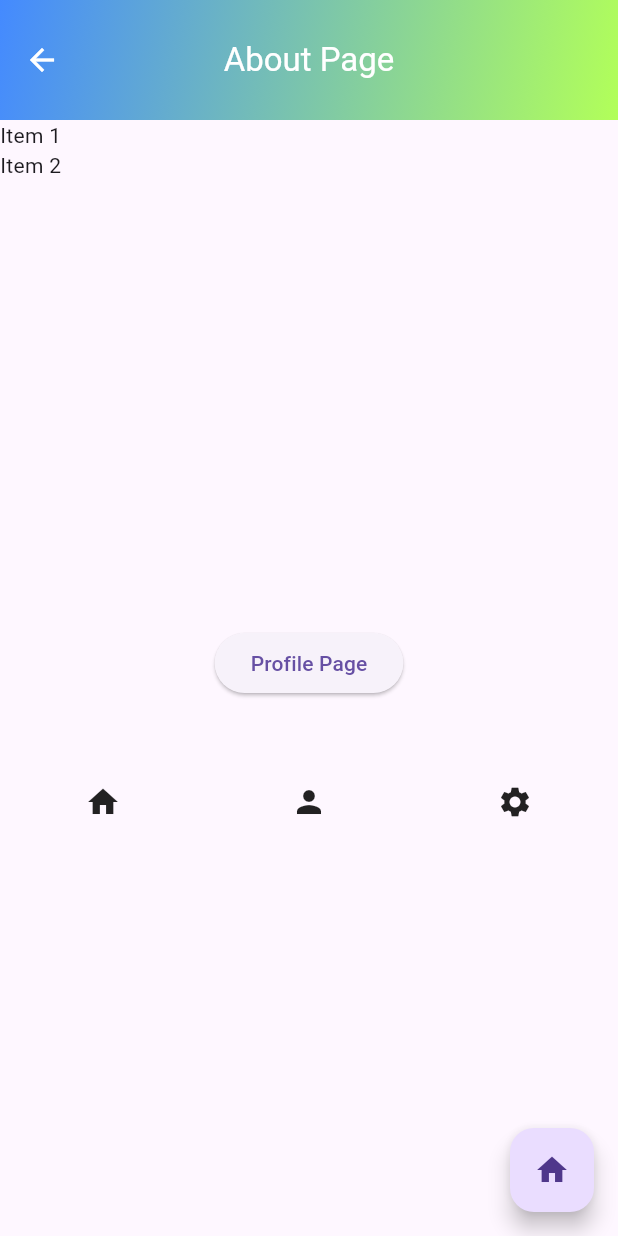
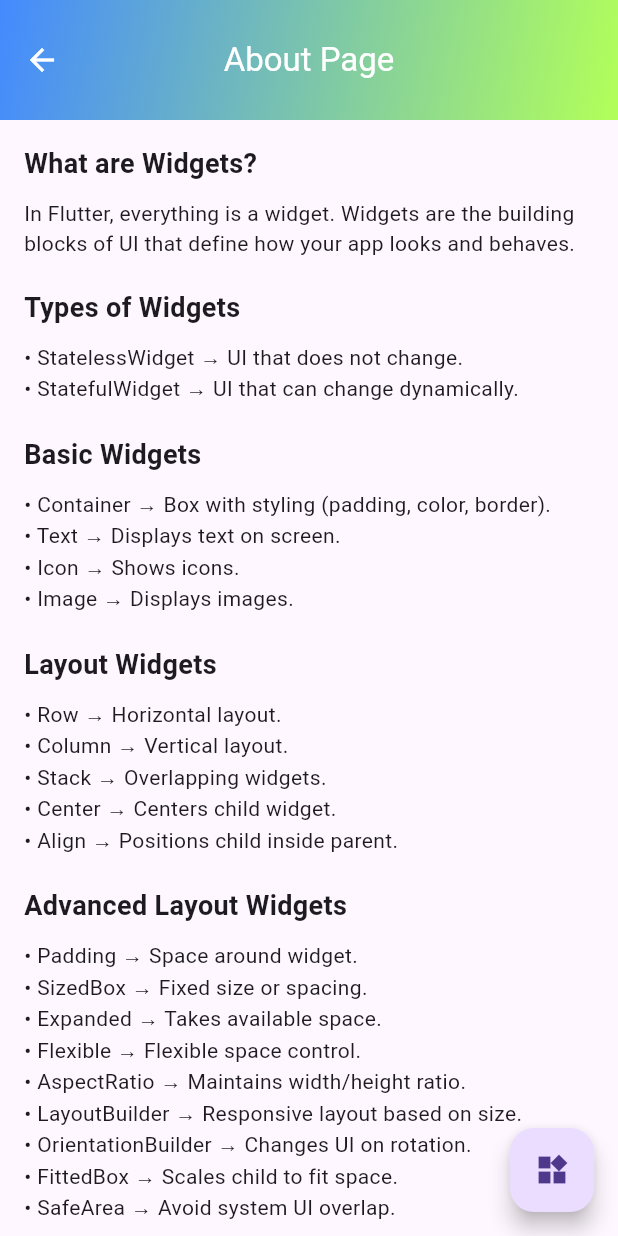
Before and after one commit to RobiullahRoni/flutter_all_widgets, a Flutter app: the AboutPage screen opened by its route, on a phone screen of 412 x 824 dp. Run offline on Flutter 3.47's test engine with Material 3 defaults, Android fonts, the phone set to English and light mode, and no system bars.

Commit message:
add ProfileAbout

```diff
--- a/lib/about_page.dart
+++ b/lib/about_page.dart
@@ -20,35 +20,97 @@ class AboutPage extends StatelessWidget {
           ),
         ),
       ),
-      body: Column(
-        mainAxisAlignment: MainAxisAlignment.center,
-        children: [
-          Expanded(child: ListView(children: [Text("Item 1"), Text("Item 2")])),
-          ElevatedButton(
-            onPressed: () {
-              Navigator.pushNamed(context, '/profile');
-            },
-            child: Text('Profile Page'),
-          ),
-          Expanded(
-            child: GridView.count(
-              crossAxisCount: 3,
-              children: [
-                Icon(Icons.home),
-                Icon(Icons.person),
-                Icon(Icons.settings),
+      body: SafeArea(
+        child: SingleChildScrollView(
+          child: Padding(
+            padding: const EdgeInsets.all(16),
+            child: Column(
+              crossAxisAlignment: CrossAxisAlignment.start,
+              children: const [
+                Text(
+                  "What are Widgets?",
+                  style: TextStyle(fontSize: 18, fontWeight: FontWeight.bold),
+                ),
+
+                SizedBox(height: 10),
+
+                Text(
+                  "In Flutter, everything is a widget. Widgets are the building blocks of UI "
+                  "that define how your app looks and behaves.",
+                ),
+
+                SizedBox(height: 20),
+
+                Text(
+                  "Types of Widgets",
+                  style: TextStyle(fontSize: 18, fontWeight: FontWeight.bold),
+                ),
+
+                SizedBox(height: 10),
+
+                Text("• StatelessWidget → UI that does not change."),
+                Text("• StatefulWidget → UI that can change dynamically."),
+
+                SizedBox(height: 20),
+
+                Text(
+                  "Basic Widgets",
+                  style: TextStyle(fontSize: 18, fontWeight: FontWeight.bold),
+                ),
+
+                SizedBox(height: 10),
+
+                Text(
+                  "• Container → Box with styling (padding, color, border).",
+                ),
+                Text("• Text → Displays text on screen."),
+                Text("• Icon → Shows icons."),
+                Text("• Image → Displays images."),
+
+                SizedBox(height: 20),
+
+                Text(
+                  "Layout Widgets",
+                  style: TextStyle(fontSize: 18, fontWeight: FontWeight.bold),
+                ),
+
+                SizedBox(height: 10),
+
+                Text("• Row → Horizontal layout."),
+                Text("• Column → Vertical layout."),
+                Text("• Stack → Overlapping widgets."),
+                Text("• Center → Centers child widget."),
+                Text("• Align → Positions child inside parent."),
+
+                SizedBox(height: 20),
+
+                Text(
+                  "Advanced Layout Widgets",
+                  style: TextStyle(fontSize: 18, fontWeight: FontWeight.bold),
+                ),
+
+                SizedBox(height: 10),
+
+                Text("• Padding → Space around widget."),
+                Text("• SizedBox → Fixed size or spacing."),
+                Text("• Expanded → Takes available space."),
+                Text("• Flexible → Flexible space control."),
+                Text("• AspectRatio → Maintains width/height ratio."),
+                Text("• LayoutBuilder → Responsive layout based on size."),
+                Text("• OrientationBuilder → Changes UI on rotation."),
+                Text("• FittedBox → Scales child to fit space."),
+                Text("• SafeArea → Avoid system UI overlap."),
               ],
             ),
           ),
-          SizedBox(height: 20),
-        ],
+        ),
       ),
 
       floatingActionButton: FloatingActionButton(
         onPressed: () {
-          Navigator.pushNamed(context, '/home');
+          Navigator.pushNamed(context, '/');
         },
-        child: Icon(Icons.home),
+        child: Icon(Icons.widgets),
       ),
     );
   }
--- a/lib/home_page.dart
+++ b/lib/home_page.dart
@@ -65,7 +65,7 @@ class HomePage extends StatelessWidget {
                 mainAxisAlignment: MainAxisAlignment.center,
                 children: [
                   Text(
-                    'Robiullah Roni',
+                    'All Flutter',
                     style: TextStyle(color: Colors.white, fontSize: 18),
                   ),
                   const SizedBox(width: 20),
--- a/lib/profile_page.dart
+++ b/lib/profile_page.dart
@@ -22,26 +22,76 @@ class ProfilePage extends StatelessWidget {
           ),
         ),
       ),
-      body: Padding(
+      body: SafeArea(
+        child: Padding(
           padding: const EdgeInsets.all(16.0),
           child: Column(
+            crossAxisAlignment: CrossAxisAlignment.start,
             children: [
-            Text("Roni"),
-            SizedBox(height: 20),
-            ElevatedButton(
+              const Center(
+                child: CircleAvatar(
+                  radius: 50,
+                  child: Icon(Icons.person, size: 50),
+                ),
+              ),
+
+              const SizedBox(height: 20),
+
+              const Text(
+                "Edit Profile",
+                style: TextStyle(fontSize: 20, fontWeight: FontWeight.bold),
+              ),
+
+              const SizedBox(height: 20),
+
+              TextField(
+                decoration: const InputDecoration(
+                  labelText: "Name",
+                  border: OutlineInputBorder(),
+                  prefixIcon: Icon(Icons.person),
+                ),
+              ),
+
+              const SizedBox(height: 15),
+
+              TextField(
+                decoration: const InputDecoration(
+                  labelText: "Email",
+                  border: OutlineInputBorder(),
+                  prefixIcon: Icon(Icons.email),
+                ),
+              ),
+
+              const SizedBox(height: 15),
+
+              TextField(
+                decoration: const InputDecoration(
+                  labelText: "Phone",
+                  border: OutlineInputBorder(),
+                  prefixIcon: Icon(Icons.phone),
+                ),
+              ),
+
+              const SizedBox(height: 25),
+
+              SizedBox(
+                width: double.infinity,
+                child: ElevatedButton(
                   onPressed: () {
                     Navigator.pushNamed(context, '/');
                   },
-              child: Text('Back to Widgets'),
+                  child: const Text("Save Changes"),
+                ),
               ),
             ],
+          ),
         ),
       ),
       floatingActionButton: FloatingActionButton(
         onPressed: () {
           Navigator.pushNamed(context, '/');
         },
-        child: Icon(Icons.menu_open),
+        child: Icon(Icons.widgets),
       ),
     );
   }
```
Lines whose indentation alone changed are shown as unchanged.
